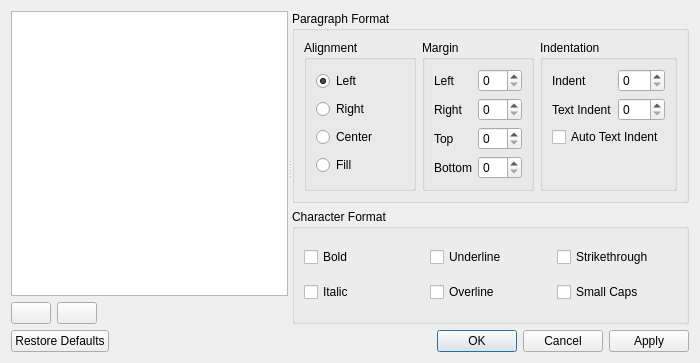
The window that core/src/novelist/windows/TextFormatDialog.ui (Drag-On/novelist) describes before a commit, drawn with Qt 5.
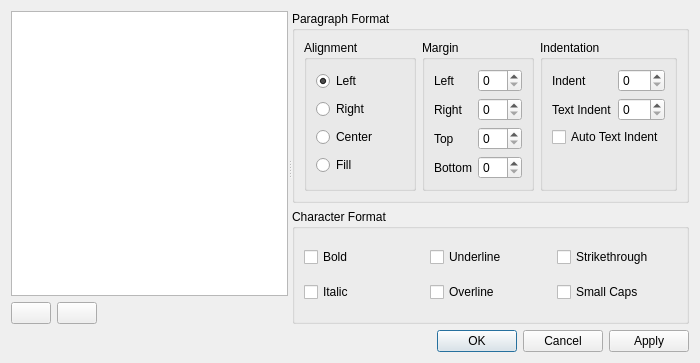
The same window after the commit. Icons and pictures are not drawn.

Commit message: Implement most TextFormatDialog functionality

What changed in the file:
```diff
--- a/core/src/novelist/windows/TextFormatDialog.ui
+++ b/core/src/novelist/windows/TextFormatDialog.ui
@@ -327,7 +327,7 @@
       <enum>Qt::Horizontal</enum>
      </property>
      <property name="standardButtons">
-      <set>QDialogButtonBox::Apply|QDialogButtonBox::Cancel|QDialogButtonBox::Ok|QDialogButtonBox::RestoreDefaults</set>
+      <set>QDialogButtonBox::Apply|QDialogButtonBox::Cancel|QDialogButtonBox::Ok</set>
      </property>
     </widget>
    </item>
```
Left out of the diff: 8 changed lines with no effect on the pictures. The commit also changes 5 other files.
